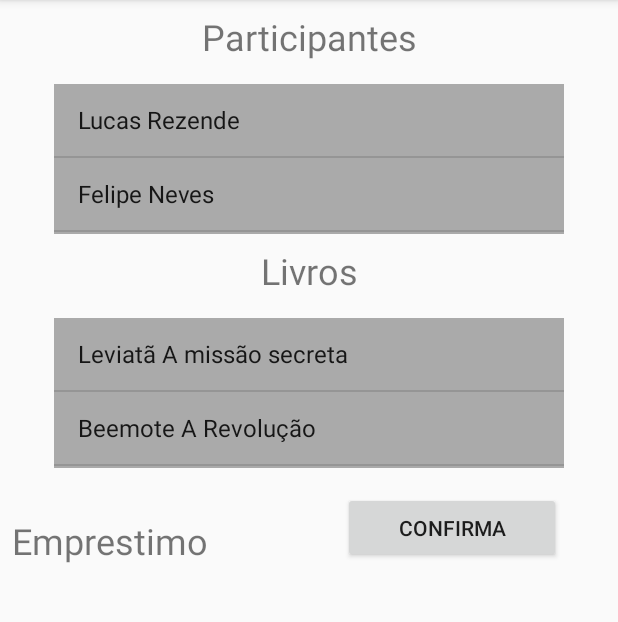
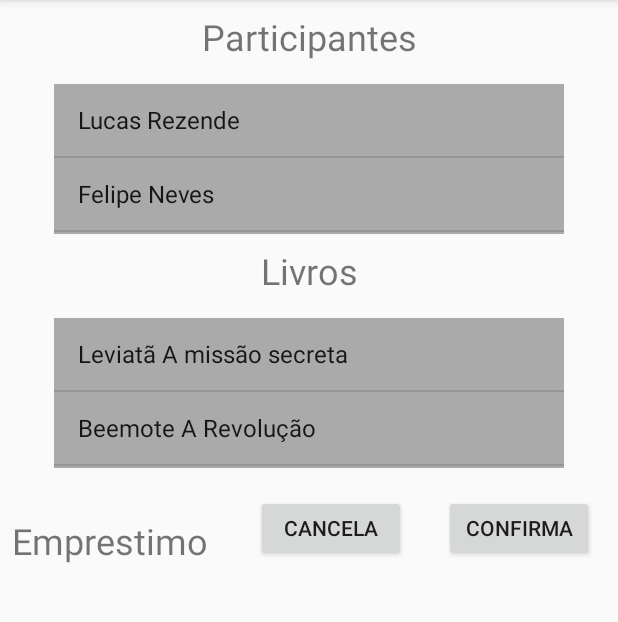
Before and after one commit to ufjf-dcc196/2017-dcc196-trb1-lucas-rezende-5, an Android app: the Emprestimos screen opened directly, with no data from a screen before it, on a phone screen of 412 x 824 dp, the part 84-706 px from its top. Run offline under Robolectric (Android 15) with nearby library versions, the phone set to English and light mode, and no system bars.

Commit message:
Adiciona atividades de emprestimo, lista de livros

```diff
--- a/app/src/main/AndroidManifest.xml
+++ b/app/src/main/AndroidManifest.xml
@@ -16,10 +16,11 @@
                 <category android:name="android.intent.category.LAUNCHER" />
             </intent-filter>
         </activity>
-        <activity android:name=".Models.DetalhesParticipante" />
+        <activity android:name=".DetalhesParticipante" />
         <activity android:name=".Formularios.CadastroParticipante" />
         <activity android:name=".Formularios.CadastroLivro" />
-        <activity android:name=".Emprestimos"></activity>
+        <activity android:name=".Emprestimos" />
+        <activity android:name=".ListarLivros"></activity>
     </application>
 
 </manifest>
--- a/app/src/main/java/com/toybox/lucasrezende/dcc196_controle_feira_do_livro/Models/DetalhesParticipante.java
+++ b/app/src/main/java/com/toybox/lucasrezende/dcc196_controle_feira_do_livro/DetalhesParticipante.java
@@ -1,4 +1,4 @@
-package com.toybox.lucasrezende.dcc196_controle_feira_do_livro.Models;
+package com.toybox.lucasrezende.dcc196_controle_feira_do_livro;
 
 import android.support.v7.app.AppCompatActivity;
 import android.os.Bundle;
--- a/app/src/main/java/com/toybox/lucasrezende/dcc196_controle_feira_do_livro/Emprestimos.java
+++ b/app/src/main/java/com/toybox/lucasrezende/dcc196_controle_feira_do_livro/Emprestimos.java
@@ -1,20 +1,17 @@
 package com.toybox.lucasrezende.dcc196_controle_feira_do_livro;
 
-import android.content.Intent;
 import android.support.v7.app.AppCompatActivity;
 import android.os.Bundle;
-import android.util.Log;
 import android.view.View;
 import android.widget.AdapterView;
 import android.widget.ArrayAdapter;
 import android.widget.Button;
 import android.widget.ListView;
 import android.widget.TextView;
+import android.widget.Toast;
 
 import com.toybox.lucasrezende.dcc196_controle_feira_do_livro.Helper.LivrosHelper;
 import com.toybox.lucasrezende.dcc196_controle_feira_do_livro.Helper.ParticipantesHelper;
-import com.toybox.lucasrezende.dcc196_controle_feira_do_livro.Models.DetalhesLivro;
-import com.toybox.lucasrezende.dcc196_controle_feira_do_livro.Models.DetalhesParticipante;
 import com.toybox.lucasrezende.dcc196_controle_feira_do_livro.Models.Livro;
 import com.toybox.lucasrezende.dcc196_controle_feira_do_livro.Models.Participante;
 
@@ -22,10 +19,12 @@ public class Emprestimos extends AppCompatActivity {
 
     private ListView lstParticipantes;
     private ListView lstLivros;
-    private Button   txtConfirmar;
+    private Button   btnConfirmar;
+    private Button   btnCancela;
     private TextView txtLocatario;
     private TextView txtLivro;
-    private Participante temp;
+    private Participante tempParticipante;
+    private Livro tempLivro;
     private ArrayAdapter<Participante> participanteAdapter = null;
     private ArrayAdapter<Livro> livroAdapter = null;
 
@@ -39,6 +38,8 @@ public class Emprestimos extends AppCompatActivity {
             lstParticipantes = (ListView) findViewById(R.id.lstParticipantes);
             txtLocatario = (TextView)findViewById(R.id.txtLocatario);
             txtLivro = (TextView)findViewById(R.id.txtLivroEscolhido);
+            btnConfirmar = (Button)findViewById(R.id.btnConfirmaEmprestimo);
+            btnCancela = (Button)findViewById(R.id.btnCancelaEmprestimo);
 
             participanteAdapter = new ArrayAdapter<Participante>(this, android.R.layout.simple_list_item_1, ParticipantesHelper.getInstance().getList());
             livroAdapter = new ArrayAdapter<Livro>(this, android.R.layout.simple_list_item_1, LivrosHelper.getInstance().getList());
@@ -46,23 +47,12 @@ public class Emprestimos extends AppCompatActivity {
             lstParticipantes.setAdapter(participanteAdapter);
             lstLivros.setAdapter(livroAdapter);
 
-        lstParticipantes.setOnItemLongClickListener(new AdapterView.OnItemLongClickListener() {
+        lstParticipantes.setOnItemClickListener(new AdapterView.OnItemClickListener() {
             @Override
-            public boolean onItemLongClick(AdapterView<?> adapterView, View view, int i, long l) {
+            public void onItemClick(AdapterView<?> adapterView, View view, int i, long l) {
                  Participante escolha = participanteAdapter.getItem(i);
-                 temp = escolha;
+                 tempParticipante = escolha;
                  txtLocatario.setText(escolha.toString());
-                return true;
-            }
-        });
-
-        lstLivros.setOnItemLongClickListener(new AdapterView.OnItemLongClickListener() {
-            @Override
-            public boolean onItemLongClick(AdapterView<?> adapterView, View view, int i, long l) {
-                Livro escolha = livroAdapter.getItem(i);
-                txtLivro.setText(escolha.toString());
-                escolha.setReservas(temp);
-                return true;
             }
         });
 
@@ -70,12 +60,34 @@ public class Emprestimos extends AppCompatActivity {
             @Override
             public void onItemClick(AdapterView<?> adapterView, View view, int i, long l) {
                 Livro escolha = livroAdapter.getItem(i);
-                Intent intent = new Intent(Emprestimos.this, DetalhesLivro.class);
-                intent.putExtra("livro", escolha.recuperaDetalhes());
-                startActivity(intent);
+                txtLivro.setText(escolha.toString());
+                tempLivro = escolha;
             }
         });
 
+        btnConfirmar.setOnClickListener(new View.OnClickListener() {
+            @Override
+            public void onClick(View view) {
+                if(tempLivro != null && tempParticipante != null) {
+                    tempLivro.setReservas(tempParticipante);
+                    txtLivro.setText("");
+                    txtLocatario.setText("");
+                    Toast.makeText(getApplicationContext(), "Emprestimo Confirmado", Toast.LENGTH_SHORT).show();
+                }else{
+                    Toast.makeText(getApplicationContext(), "Dados Incompletos", Toast.LENGTH_SHORT).show();
+                }
+            }
+        });
+
+        btnCancela.setOnClickListener(new View.OnClickListener() {
+            @Override
+            public void onClick(View view) {
+                tempLivro = null;
+                tempParticipante = null;
+                txtLivro.setText("");
+                txtLocatario.setText("");
+            }
+        });
     }
 
 }
--- a/app/src/main/java/com/toybox/lucasrezende/dcc196_controle_feira_do_livro/MainActivity.java
+++ b/app/src/main/java/com/toybox/lucasrezende/dcc196_controle_feira_do_livro/MainActivity.java
@@ -15,7 +15,6 @@ import com.toybox.lucasrezende.dcc196_controle_feira_do_livro.Formularios.Cadast
 import com.toybox.lucasrezende.dcc196_controle_feira_do_livro.Formularios.CadastroParticipante;
 import com.toybox.lucasrezende.dcc196_controle_feira_do_livro.Helper.LivrosHelper;
 import com.toybox.lucasrezende.dcc196_controle_feira_do_livro.Helper.ParticipantesHelper;
-import com.toybox.lucasrezende.dcc196_controle_feira_do_livro.Models.DetalhesParticipante;
 import com.toybox.lucasrezende.dcc196_controle_feira_do_livro.Models.Participante;
 
 
@@ -80,7 +79,8 @@ public class MainActivity extends AppCompatActivity {
         btnLivros.setOnClickListener(new View.OnClickListener() {
             @Override
             public void onClick(View view) {
-                //lista livros cadastrados
+                Intent intent = new Intent(MainActivity.this, ListarLivros.class);
+                startActivity(intent);
             }
         });
 
--- a/app/src/main/java/com/toybox/lucasrezende/dcc196_controle_feira_do_livro/Models/Livro.java
+++ b/app/src/main/java/com/toybox/lucasrezende/dcc196_controle_feira_do_livro/Models/Livro.java
@@ -29,9 +29,7 @@ public class Livro {
     }
 
     public String recuperaDetalhes(){
-        return "" + titulo + ";" + editora + ";" + ano + "";
-          //  temp = temp + ", participante=" + ls;
-        //}
+        return titulo + ";" + editora + ";" + ano;
     }
 
     @Override
--- a/app/src/main/res/layout/activity_detalhes_livro.xml
+++ b/app/src/main/res/layout/activity_detalhes_livro.xml
@@ -4,7 +4,7 @@
     xmlns:tools="http://schemas.android.com/tools"
     android:layout_width="match_parent"
     android:layout_height="match_parent"
-    tools:context="com.toybox.lucasrezende.dcc196_controle_feira_do_livro.Models.DetalhesLivro">
+    tools:context="com.toybox.lucasrezende.dcc196_controle_feira_do_livro.DetalhesLivro">
 
     <TextView
         android:id="@+id/txtLabelLivro"
--- a/app/src/main/res/layout/activity_detalhes_participante.xml
+++ b/app/src/main/res/layout/activity_detalhes_participante.xml
@@ -4,7 +4,7 @@
     xmlns:tools="http://schemas.android.com/tools"
     android:layout_width="match_parent"
     android:layout_height="match_parent"
-    tools:context="com.toybox.lucasrezende.dcc196_controle_feira_do_livro.Models.DetalhesParticipante">
+    tools:context="com.toybox.lucasrezende.dcc196_controle_feira_do_livro.DetalhesParticipante">
 
     <TextView
         android:id="@+id/txtParticipante"
--- a/app/src/main/res/layout/activity_emprestimos.xml
+++ b/app/src/main/res/layout/activity_emprestimos.xml
@@ -74,7 +74,7 @@
 
     <TextView
         android:id="@+id/txtLabelEmprestimos"
-        android:layout_width="182dp"
+        android:layout_width="137dp"
         android:layout_height="31dp"
         android:layout_marginLeft="8dp"
         android:layout_marginTop="32dp"
@@ -107,16 +107,29 @@
         app:layout_constraintTop_toBottomOf="@+id/txtLocatario" />
 
     <Button
-        android:id="@+id/btnConfirma"
-        android:layout_width="145dp"
-        android:layout_height="47dp"
+        android:id="@+id/btnConfirmaEmprestimo"
+        android:layout_width="100dp"
+        android:layout_height="44dp"
+        android:layout_marginBottom="8dp"
+        android:layout_marginRight="16dp"
+        android:layout_marginTop="8dp"
         android:text="@string/confirma"
-        android:layout_marginTop="8dp"
+        app:layout_constraintBottom_toTopOf="@+id/txtLocatario"
+        app:layout_constraintRight_toRightOf="parent"
         app:layout_constraintTop_toBottomOf="@+id/lstExemplares"
-        app:layout_constraintLeft_toRightOf="@+id/txtLabelEmprestimos"
+        app:layout_constraintVertical_bias="0.526" />
+
+    <Button
+        android:id="@+id/btnCancelaEmprestimo"
+        android:layout_width="100dp"
+        android:layout_height="44dp"
+        android:layout_marginBottom="8dp"
         android:layout_marginLeft="8dp"
         android:layout_marginRight="8dp"
-        app:layout_constraintRight_toRightOf="parent"
-        android:layout_marginBottom="8dp"
-        app:layout_constraintBottom_toTopOf="@+id/txtLocatario" />
+        android:layout_marginTop="8dp"
+        android:text="Cancela"
+        app:layout_constraintBottom_toTopOf="@+id/txtLocatario"
+        app:layout_constraintLeft_toRightOf="@+id/txtLabelEmprestimos"
+        app:layout_constraintRight_toLeftOf="@+id/btnConfirmaEmprestimo"
+        app:layout_constraintTop_toBottomOf="@+id/lstExemplares" />
 </android.support.constraint.ConstraintLayout>
```
Also changed, not shown: app/src/main/java/com/toybox/lucasrezende/dcc196_controle_feira_do_livro/DetalhesLivro.java (renamed from app/src/main/java/com/toybox/lucasrezende/dcc196_controle_feira_do_livro/Models/DetalhesLivro.java, +8 -8 lines), app/src/main/java/com/toybox/lucasrezende/dcc196_controle_feira_do_livro/ListarLivros.java (added, +42 -0 lines), app/src/main/res/layout/activity_listar_livros.xml (added, +37 -0 lines).
